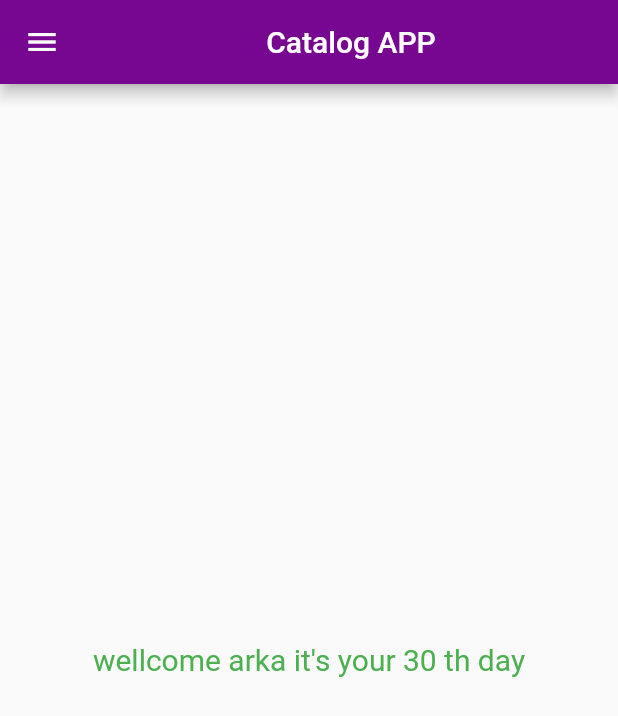
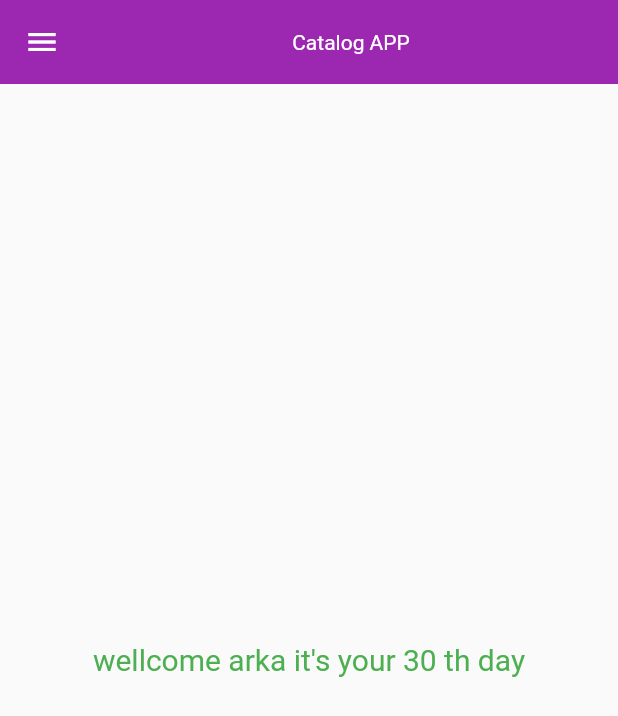
Before and after one commit to AniArka/flutter_first_repo, a Flutter app: the screen it shows after launch, on a phone screen of 412 x 824 dp. Shown: the top 716 px of the screen. Run offline on Flutter 3.47's test engine with Material 2 defaults, Android fonts, the phone set to English and light mode, and no system bars.

Commit message:
day10 completed

```diff
--- a/lib/main.dart
+++ b/lib/main.dart
@@ -1,6 +1,7 @@
 import 'package:flutter/material.dart';
 import 'package:test_1/screens/login_screen.dart';
 import 'package:test_1/utils/routes.dart';
+import 'package:test_1/widgets/themes.dart';
 import 'screens/home_page.dart';
 
 void main() {
@@ -15,7 +16,7 @@ class MyApp extends StatelessWidget {
     return MaterialApp(
       //home: HomePage(), //ether use this or routes
       themeMode: ThemeMode.light,
-      theme: ThemeData(primarySwatch: Colors.purple),
+      theme: MyTheme.themeData,
       debugShowCheckedModeBanner: false,
       darkTheme: ThemeData(brightness: Brightness.dark),
       routes: {
--- a/lib/screens/home_page.dart
+++ b/lib/screens/home_page.dart
@@ -8,7 +8,7 @@ class HomePage extends StatelessWidget {
   Widget build(BuildContext context) {
     return Scaffold(
       appBar: AppBar(
-        backgroundColor: Color.fromARGB(255, 119, 7, 144),
+        //backgroundColor: Color.fromARGB(255, 119, 7, 144),
         title: Center(child: Text("Catalog APP")),
       ),
       body: Center(
--- /dev/null
+++ b/lib/widgets/themes.dart
@@ -0,0 +1,14 @@
+import 'package:flutter/material.dart';
+
+class MyTheme {
+  static ThemeData get themeData => ThemeData(
+      primarySwatch: Colors.purple,
+      appBarTheme: AppBarTheme(
+        color: Colors.purple,
+        elevation: 0.0,
+        iconTheme: IconThemeData(color: Colors.white),
+        titleTextStyle: TextStyle(
+          color: Colors.white,
+        ),
+      ));
+}
```
